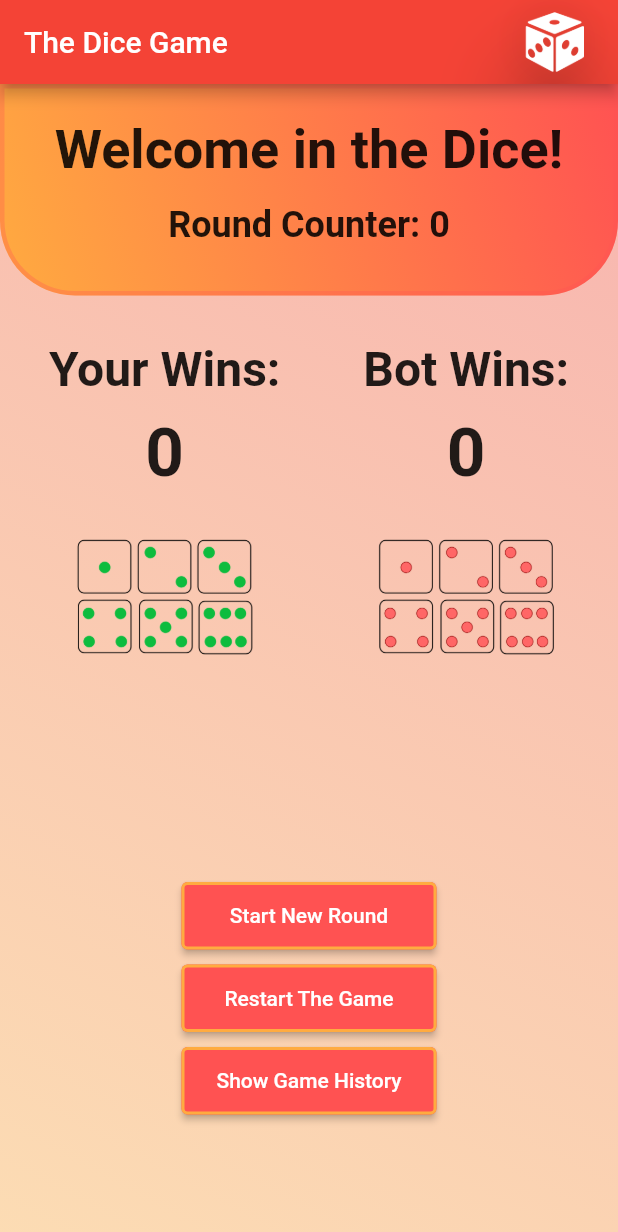
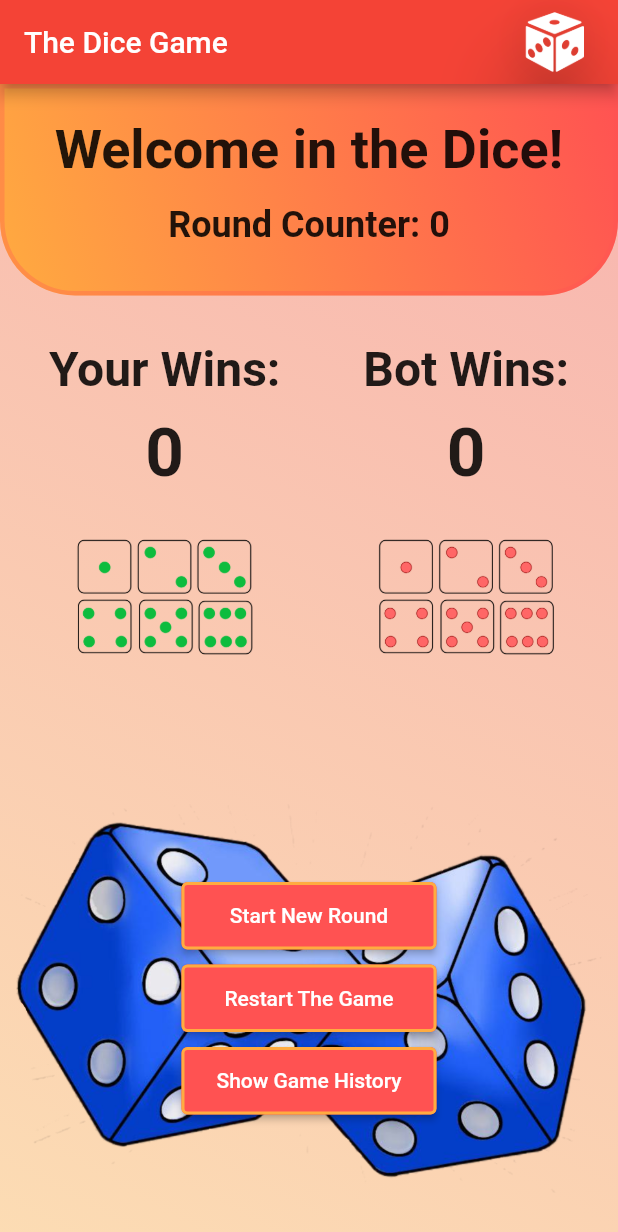
Before and after one commit to kondiq22/dice_bloc, a Flutter app: the screen it shows after launch, on a phone screen of 412 x 824 dp. Shown: the top 1232 px of the screen. Run offline on Flutter 3.47's test engine with Material 2 defaults, Android fonts, the phone set to English and light mode, and no system bars; our stand-ins replace bloc, equatable, flutter_bloc.

Commit message:
Add DiceImage in HomeScreen

```diff
--- a/lib/pages/home_page.dart
+++ b/lib/pages/home_page.dart
@@ -5,7 +5,6 @@ import 'package:flutter_bloc/flutter_bloc.dart';
 import '../blocs/cubit/game_history_cubit.dart';
 import '../blocs/cubit/new_round_cubit.dart';
 import '../blocs/cubit/win_counter_cubit.dart';
-import '../models/game.dart';
 import 'history_dialog.dart';
 import 'round_info_msg.dart';
 
@@ -186,6 +185,13 @@ class _HomePageState extends State<HomePage> {
                         ),
                       ),
                       Container(
+                        decoration: BoxDecoration(
+                          image: DecorationImage(
+                            isAntiAlias: true,
+                            image: AssetImage('assets/images/diceimage.png'),
+                            fit: BoxFit.cover,
+                          ),
+                        ),
                         padding: EdgeInsets.all(110),
                         child: Column(
                           children: [
```
